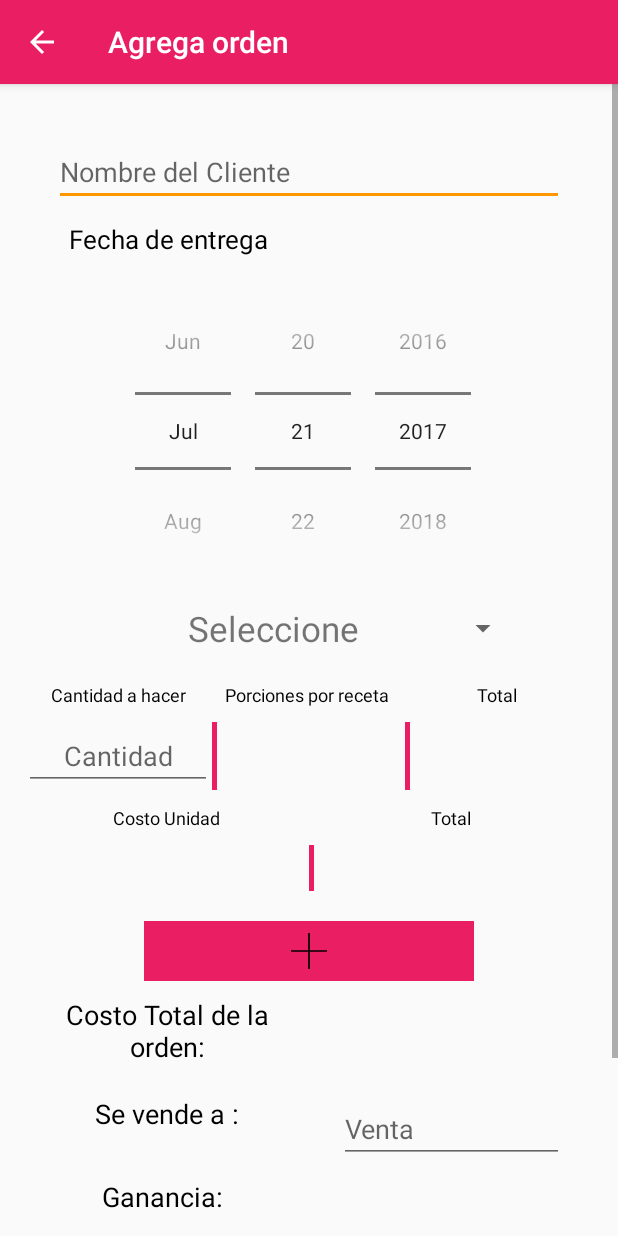
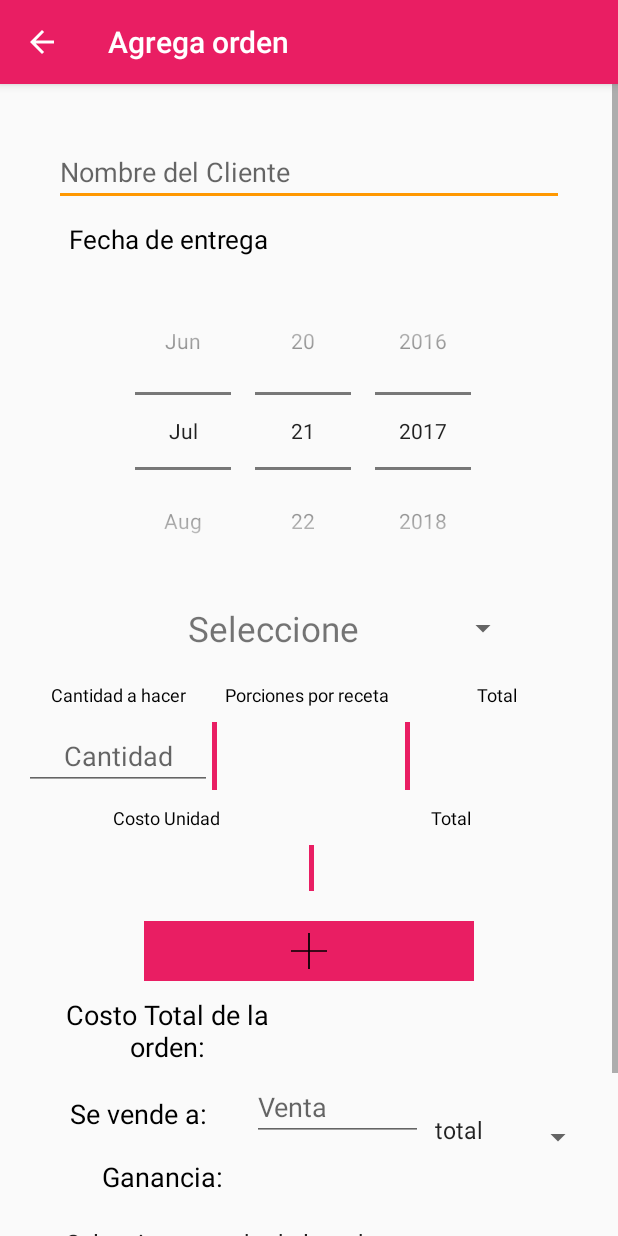
Before and after one commit to rich210/GalletasInventario, an Android app: the FormOrder screen opened directly, with no data from a screen before it, on a phone screen of 412 x 824 dp. Run offline under Robolectric (Android 15) with nearby library versions, the phone set to English and light mode, and no system bars; 1 statement that could not run was skipped.

Commit message:
Added validation when is selected any date before the actual date, and started modifing the Order form to acept the date form calendar and also, option to select total o by piece

```diff
--- a/app/src/main/java/com/example/resparza/galletasinventariosv2/views/Main.java
+++ b/app/src/main/java/com/example/resparza/galletasinventariosv2/views/Main.java
@@ -79,6 +79,7 @@ public class Main extends Fragment {
     public static final String EXTRA_ADDED_ORDER = "extra_key_added_order";
     public static final String EXTRA_SELECTED_ORDER_ID = "extra_key_selected_order_id";
     public static final String IS_UPDATE = "isUpdate";
+    public static final String EXTRA_SELECTED_DATE = "extra_key_selected_date";
 
     private FloatingActionButton afab;
     private FloatingActionButton dfab;
@@ -156,9 +157,11 @@ public class Main extends Fragment {
         calendarView.setDayColumnNames(dayColumnNames);
         calendarView.addEvents(getEvents(recyclerView.getContext(),Calendar.getInstance().getTime()));
         calendarView.setBackgroundColor(ResourcesCompat.getColor(getResources(),R.color.listBackground,null));
+        calendarView.shouldSelectFirstDayOfMonthOnScroll(false);
         calendarView.setListener(new CompactCalendarView.CompactCalendarViewListener() {
             @Override
             public void onDayClick(Date dateClicked) {
+                //TODO: Add date information to the form
                                 Intent intent = new Intent(getActivity(), FormOrder.class);
                 List<Event> events = calendarView.getEvents(dateClicked);
                 if(events.size()== 1){
@@ -170,8 +173,16 @@ public class Main extends Fragment {
                 }else if (events.size()>1){
                     showOrderListDialog(events);
                 }else{
-                    intent.putExtra(IS_UPDATE,false);
-                    startActivityForResult(intent, REQUEST_CODE_ADD_ORDER);
+                    if(!(new Date().after(dateClicked))){
+                        intent.putExtra(IS_UPDATE,false);
+                        intent.putExtra(EXTRA_SELECTED_DATE, dateClicked);
+                        startActivityForResult(intent, REQUEST_CODE_ADD_ORDER);
+                    }
+                    else{
+                        Toast.makeText(recyclerView.getContext(),R.string.mainDateBefore,Toast.LENGTH_LONG).show();
+                        Log.d(TAG, "onDayClick: Can´t add new order in this date" + dateClicked.toString());
+                    }
+
                 }
 
                 tvMonth.setText(dateFormatForMonth.format(dateClicked));
--- a/app/src/main/java/com/example/resparza/galletasinventariosv2/views/orders/FormOrder.java
+++ b/app/src/main/java/com/example/resparza/galletasinventariosv2/views/orders/FormOrder.java
@@ -60,6 +60,7 @@ public class FormOrder extends AppCompatActivity implements View.OnClickListener
     private LinearLayout llRecipes;
     private ArrayList<LinearLayout> linearLayoutArray;
     private Spinner sOrderState;
+    private Spinner sSellAs;
     private TextView tvErrorSpinnerOrderState;
     private ImageButton ibAddRecipe;
     private TextView tvTotalCost;
@@ -87,6 +88,8 @@ public class FormOrder extends AppCompatActivity implements View.OnClickListener
         }else {
             addRecipeForm(null);
         }
+        //TODO: Add date selected from calendar
+        //Date dateSelected = intent.getExtras().get
         setTitle(tittle);
         getSupportActionBar().setDisplayHomeAsUpEnabled(true);
         getSupportActionBar().setHomeButtonEnabled(true);
@@ -158,6 +161,25 @@ public class FormOrder extends AppCompatActivity implements View.OnClickListener
         spinnerArrayAdapter.setDropDownViewResource(android.R.layout.simple_spinner_item);*/
         adapter.setDropDownViewResource(android.R.layout.simple_spinner_dropdown_item);
         this.sOrderState.setAdapter(adapter);
+        this.sSellAs = (Spinner)findViewById(R.id.sSellAs);
+        ArrayAdapter sellAsOptionsAdapter = ArrayAdapter.createFromResource(this,R.array.orderSellOption,android.R.layout.simple_spinner_item);
+        sellAsOptionsAdapter.setDropDownViewResource(android.R.layout.simple_spinner_dropdown_item);
+        this.sSellAs.setAdapter(sellAsOptionsAdapter);
+        this.sSellAs.setSelection(1);
+        this.sSellAs.setOnItemSelectedListener(new AdapterView.OnItemSelectedListener() {
+            @Override
+            public void onItemSelected(AdapterView<?> parent, View view, int position, long id) {
+
+                String option = (String)parent.getItemAtPosition(position);
+                Log.d(TAG, "onItemSelected: Option:" + option.toString());
+
+            }
+
+            @Override
+            public void onNothingSelected(AdapterView<?> parent) {
+
+            }
+        });
         this.tvErrorSpinnerOrderState = (TextView)findViewById(R.id.tvErrorSpinnerOrderState);
     }
 
--- a/app/src/main/java/com/example/resparza/galletasinventariosv2/views/orders/MainOrders.java
+++ b/app/src/main/java/com/example/resparza/galletasinventariosv2/views/orders/MainOrders.java
@@ -54,6 +54,7 @@ public class MainOrders extends Fragment implements View.OnClickListener {
     public static final String EXTRA_ADDED_ORDER = "extra_key_added_order";
     public static final String EXTRA_SELECTED_ORDER_ID = "extra_key_selected_order_id";
     public static final String IS_UPDATE = "isUpdate";
+    public static final String EXTRA_SELECTED_DATE = "extra_key_selected_date";
 
     private FloatingActionButton afab;
     private FloatingActionButton dfab;
--- a/app/src/main/res/layout/form_order.xml
+++ b/app/src/main/res/layout/form_order.xml
@@ -111,27 +111,31 @@
                     android:orientation="horizontal"
                     android:weightSum="1">
                     <TextView
-                        android:layout_width="1dp"
+                        android:layout_width="0dp"
                         android:layout_height="wrap_content"
-                        android:layout_weight="0.50"
-                        android:text="Se vende a :"
+                        android:layout_weight="0.40"
+                        android:text="Se vende a:"
                         android:textSize="18dp"
                         android:textAlignment="center"
                         android:textColor="@color/colorPrimaryTextDark"
-                        android:layout_marginRight="20dp"
-                        android:layout_marginLeft="20dp"
                         android:layout_marginTop="10dp"/>
                     <EditText
-                        android:layout_width="1dp"
+                        android:layout_width="0dp"
                         android:layout_height="wrap_content"
-                        android:layout_weight="0.50"
-                        android:layout_marginRight="20dp"
-                        android:layout_marginLeft="20dp"
-                        android:layout_marginTop="20dp"
+                        android:layout_weight="0.3"
+                        android:layout_marginTop="5dp"
                         android:hint="Venta"
                         android:focusable="false"
                         android:id="@+id/etSell"
-                        android:inputType="numberDecimal"/>
+                        android:inputType="numberDecimal"
+                        android:paddingTop="10dp"/>
+                    <Spinner
+                        android:layout_width="0dp"
+                        android:layout_height="wrap_content"
+                        android:layout_weight="0.3"
+                        android:layout_marginTop="20dp"
+                        android:id="@+id/sSellAs"
+                        android:paddingBottom="10dp"/>
                 </LinearLayout>
                 <LinearLayout
                     android:layout_width="match_parent"
--- a/app/src/main/res/values/arrays.xml
+++ b/app/src/main/res/values/arrays.xml
@@ -28,4 +28,8 @@
         <item>Cancelado</item>
         <item>Espera confirmacion</item>
     </string-array>
+    <string-array name="orderSellOption">
+        <item>pz.</item>
+        <item>total</item>
+    </string-array>
 </resources>
--- a/app/src/main/res/values/strings.xml
+++ b/app/src/main/res/values/strings.xml
@@ -61,5 +61,7 @@
     <string name="menuOrders">Pedidos</string>
     <string name="menuHome">Principal</string>
 
+    <string name="mainDateBefore">No se puede selecionar un dia anterior a la fecha actual</string>
+
 
 </resources>
```
